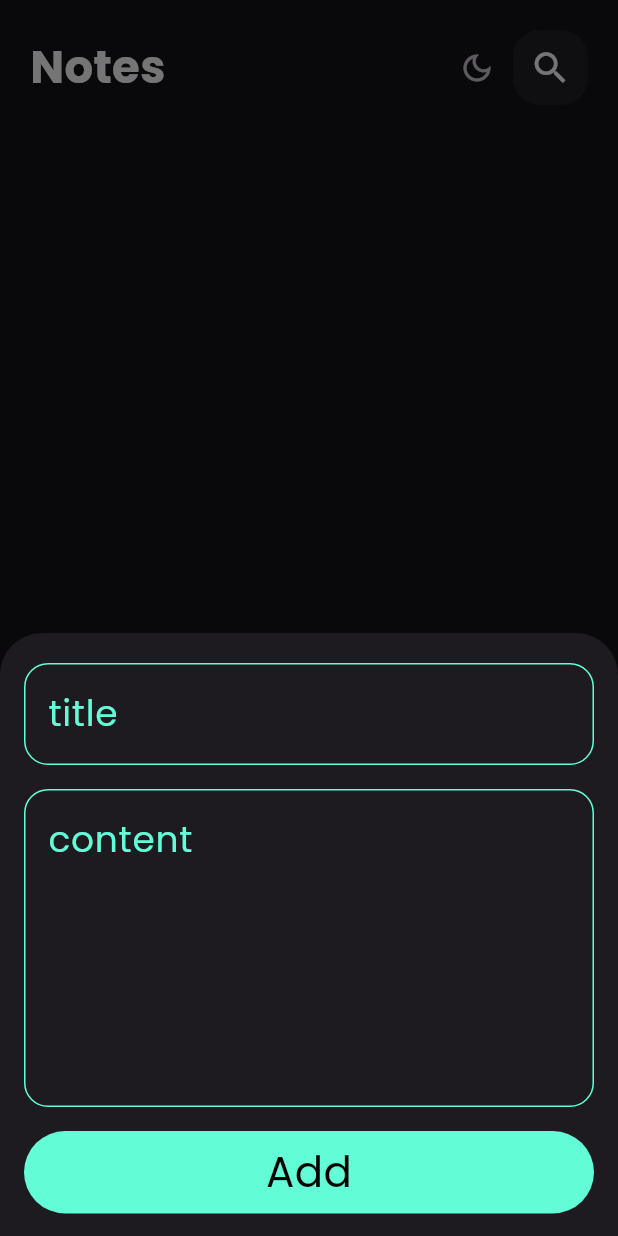
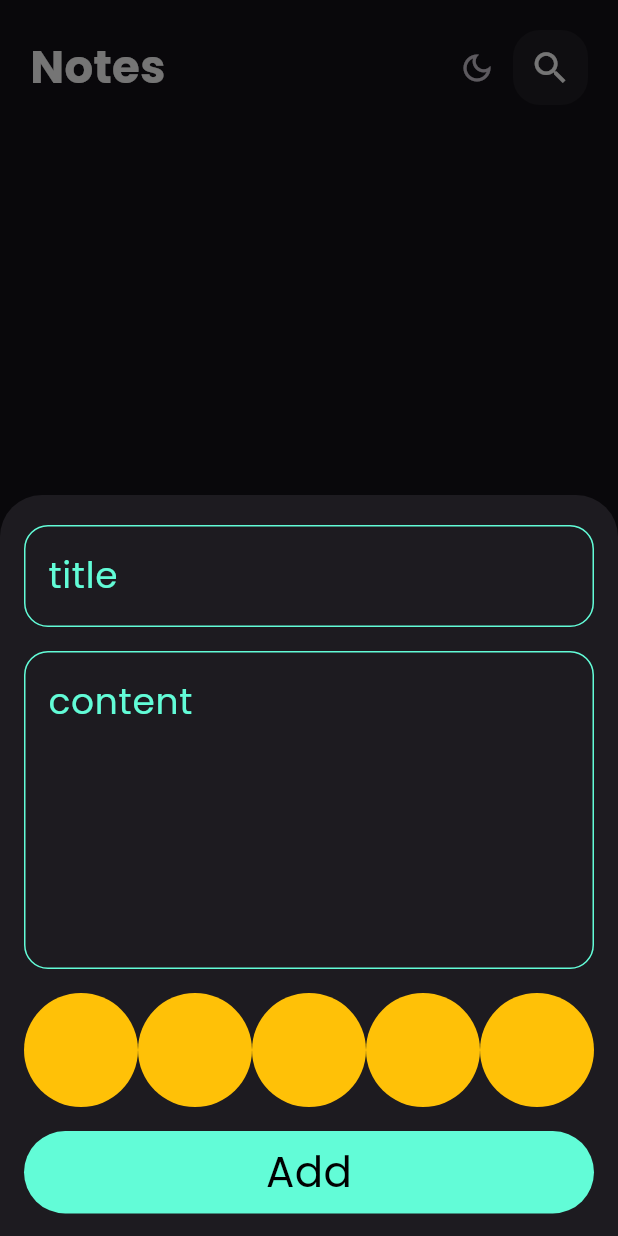
Before and after one commit to ElHbrouk/Notes-App, a Flutter app: the screen it shows after launch, after a tap on the "light mode" icon, after a tap on the "add" icon, on a phone screen of 412 x 824 dp. Run offline on Flutter 3.47's test engine with Material 3 defaults, Android fonts, the phone set to English and light mode, and no system bars; our stand-ins replace bloc, flutter_bloc, font_awesome_flutter, hive, hive_flutter, shared_preferences; accounts and stored records are empty.

Commit message:
create colors list view part one

```diff
--- a/lib/widgets/add_note_form.dart
+++ b/lib/widgets/add_note_form.dart
@@ -3,6 +3,8 @@ import 'package:flutter_bloc/flutter_bloc.dart';
 import 'package:intl/intl.dart';
 import 'package:notes_app/cubits/add_notes_cubit/add_notes_cubit.dart';
 import 'package:notes_app/models/note_model.dart';
+import 'package:notes_app/widgets/color_item.dart';
+import 'package:notes_app/widgets/color_item_list_view.dart';
 import 'package:notes_app/widgets/custom_button.dart';
 import 'package:notes_app/widgets/custom_text_field.dart';
 
@@ -49,6 +51,12 @@ class _AddNoteFormState extends State<AddNoteForm> {
           const SizedBox(
             height: 16,
           ),
+          SizedBox(
+            height: 76,
+            child: const ColorsListView()),
+          const SizedBox(
+            height: 16,
+          ),
           BlocBuilder<AddNotesCubit, AddNotesState>(
             builder: (context, state) {
               return CustomButton(
--- /dev/null
+++ b/lib/widgets/color_item.dart
@@ -0,0 +1,13 @@
+import 'package:flutter/material.dart';
+
+class ColorItem extends StatelessWidget {
+  const ColorItem({super.key});
+
+  @override
+  Widget build(BuildContext context) {
+    return const CircleAvatar(
+      backgroundColor: Colors.amber,
+      radius: 38,
+    );
+  }
+}
--- /dev/null
+++ b/lib/widgets/color_item_list_view.dart
@@ -0,0 +1,15 @@
+import 'package:flutter/material.dart';
+import 'package:notes_app/widgets/color_item.dart';
+
+class ColorsListView extends StatelessWidget {
+  const ColorsListView({super.key});
+
+  @override
+  Widget build(BuildContext context) {
+    return ListView.builder(
+      scrollDirection: Axis.horizontal,
+      itemCount: 10,
+      itemBuilder: (BuildContext context, int index) => const ColorItem(),
+    );
+  }
+}
--- a/lib/widgets/custom_text_field.dart
+++ b/lib/widgets/custom_text_field.dart
@@ -5,18 +5,20 @@ class CustomTextField extends StatelessWidget {
   const CustomTextField({
     super.key,
     this.maxLines = 1,
-    required this.hintText,
+     this.hintText,
     required this.themeData,
-    this.onSaved, this.onChanged,
+    this.onSaved, this.onChanged, this.controller,
   });
   final int maxLines;
-  final String hintText;
+  final String? hintText;
   final Brightness themeData;
   final void Function(String?)? onSaved;
   final Function(String)? onChanged;
+  final TextEditingController? controller;
   @override
   Widget build(BuildContext context) {
     return TextFormField(
+      controller: controller,
       onChanged: onChanged,
       onSaved: onSaved,
       validator: (value) {
--- a/lib/widgets/edit_note_body.dart
+++ b/lib/widgets/edit_note_body.dart
@@ -45,21 +45,24 @@ class _EditNoteViewBodyState extends State<EditNoteViewBody> {
               height: 50,
             ),
             CustomTextField(
+              controller: TextEditingController(text: widget.noteModel.title),
               onChanged: (value) {
                 title = value;
               },
-              hintText: widget.noteModel.title,
+              // hintText: widget.noteModel.title,
               themeData: widget.themeData,
             ),
             const SizedBox(
               height: 20,
             ),
             CustomTextField(
+                            controller: TextEditingController(text: widget.noteModel.content),
+
               onChanged: (value) {
                 content = value;
               },
               maxLines: 5,
-              hintText: widget.noteModel.content,
+              // hintText: widget.noteModel.content,
               themeData: widget.themeData,
             )
           ],
```
Also changed, not shown: lib/models/note_model.dart (line endings or trailing spaces).
